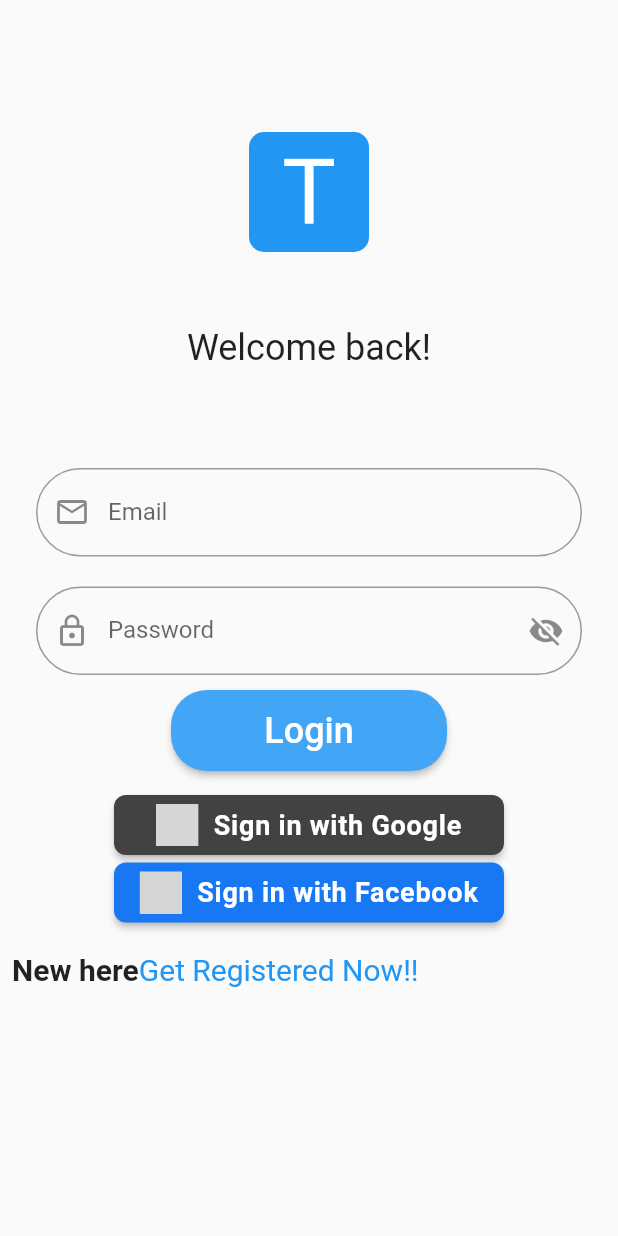
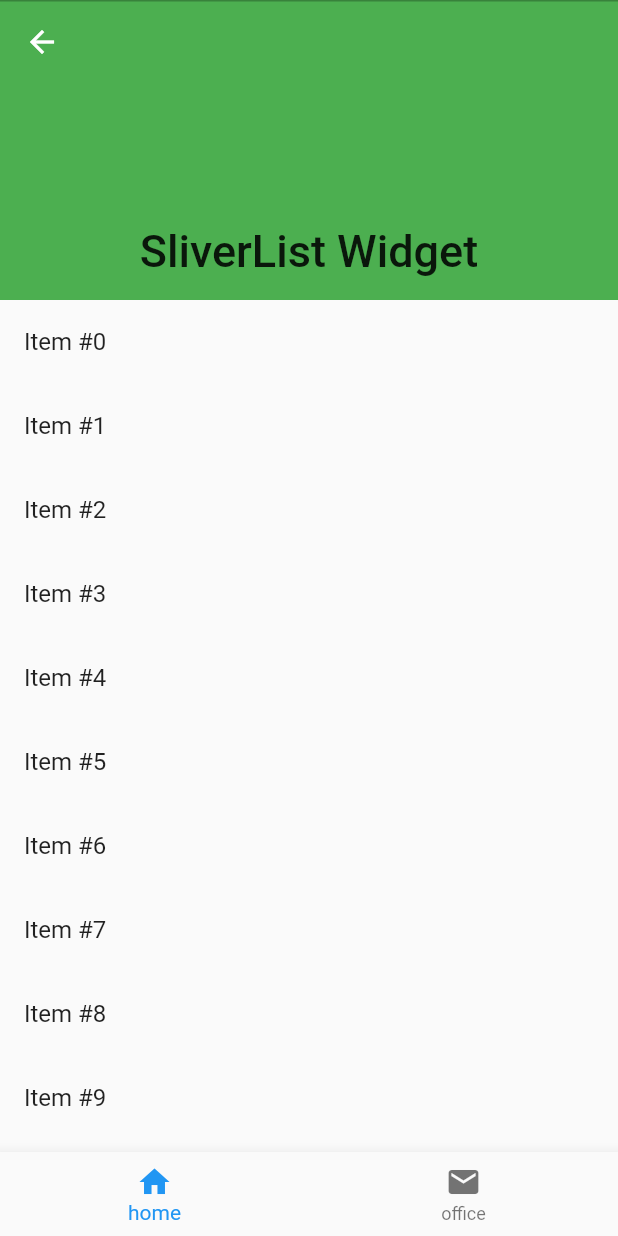
Before and after one commit to dipak-bacancy/taskly, a Flutter app: the screen it shows after launch, on a phone screen of 412 x 824 dp. Run offline on Flutter 3.47's test engine with Material 2 defaults, Android fonts, the phone set to English and light mode, and no system bars; our stand-ins replace auth_buttons, firebase_auth, firebase_core, google_sign_in; missing offline and left inert: flutter_facebook_auth, flutter_material_color_picker; accounts and stored records are empty; network calls fail; grey boxes are pictures that could not be loaded.

Commit message:
sliverpage created

```diff
--- a/lib/main.dart
+++ b/lib/main.dart
@@ -3,6 +3,7 @@ import 'package:flutter/material.dart';
 import 'package:taskly/signup.dart';
 
 import 'package:taskly/splash.dart';
+import 'package:taskly/sliverpage.dart';
 
 import 'package:taskly/tasks.dart';
 
@@ -24,8 +25,10 @@ class MyApp extends StatelessWidget {
   Widget build(BuildContext context) {
     return MaterialApp(
       title: 'taskly',
-      initialRoute: '/splash',
+      initialRoute: '/sliver',
       routes: {
+        '/sliver': (context) => Sliverpage(),
+
         '/splash': (context) => Splash(),
         // '/': (context) => Splash(),
         '/': (context) => Homepage(),
--- /dev/null
+++ b/lib/sliverpage.dart
@@ -0,0 +1,78 @@
+import 'package:flutter/material.dart';
+
+class Sliverpage extends StatefulWidget {
+  @override
+  _SliverpageState createState() => _SliverpageState();
+}
+
+class _SliverpageState extends State<Sliverpage> {
+  int _index = 0;
+  @override
+  Widget build(BuildContext context) {
+    return Scaffold(
+      body: CustomScrollView(
+        slivers: <Widget>[
+          SliverAppBar(
+            ///Properties of app bar
+            backgroundColor: Colors.green,
+            floating: true,
+            // pinned: true,
+            expandedHeight: 200.0,
+
+            ///Properties of the App Bar when it is expanded
+            flexibleSpace: FlexibleSpaceBar(
+              centerTitle: true,
+              title: Text(
+                "SliverList Widget",
+                style: TextStyle(
+                  color: Colors.black87,
+                  fontSize: 20.0,
+                ),
+              ),
+              background: Container(
+                decoration: BoxDecoration(
+                  border: Border(
+                    top: BorderSide(
+                      color: Colors.black26,
+                      width: 1.0,
+                    ),
+                  ),
+                ),
+              ),
+            ),
+          ),
+          MyList()
+        ],
+      ),
+      bottomNavigationBar: BottomNavigationBar(
+        currentIndex: _index,
+        onTap: (index) => setState(() => _index = index),
+        items: [
+          BottomNavigationBarItem(icon: Icon(Icons.home), label: 'home'),
+          BottomNavigationBarItem(
+              icon: Icon(Icons.local_post_office), label: 'office'),
+        ],
+      ),
+    );
+  }
+}
+
+class MyList extends StatelessWidget {
+  const MyList({
+    Key key,
+  }) : super(key: key);
+
+  @override
+  Widget build(BuildContext context) {
+    return SliverList(
+      // Use a delegate to build items as they're scrolled on screen.
+      delegate: SliverChildBuilderDelegate(
+        // The builder function returns a ListTile with a title that
+        // displays the index of the current item.
+        (context, index) => ListTile(title: Text('Item #$index')),
+        // Builds 1000 ListTiles
+        childCount: 1000,
+      ),
+    );
+  }
+}
```
